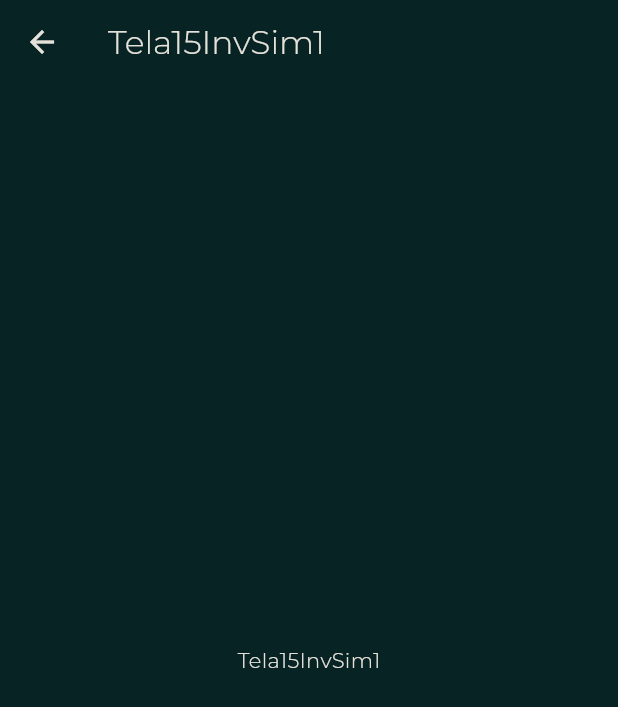
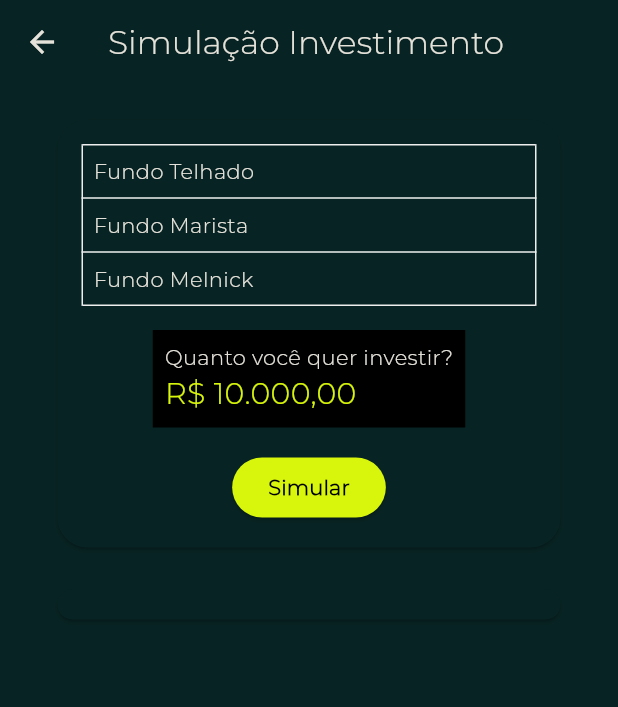
Before and after one commit to chrnotag/volters-main, a Flutter app: the Tela15InvSim1 screen opened directly, on a phone screen of 412 x 824 dp. Shown: the top 707 px of the screen. Run offline on Flutter 3.47's test engine with Material 2 defaults, Android fonts, the phone set to English and light mode, and no system bars; our stand-ins replace easy_localization, firebase_core; missing offline and left inert: firebase_ui_auth, firebase_ui_oauth_google; accounts and stored records are empty; project files that could hold a hidden picture were left out.

Commit message:
Telap 15 Card 1 Pronto

```diff
--- a/lib/screens/tela15_inv_sim1.dart
+++ b/lib/screens/tela15_inv_sim1.dart
@@ -1,5 +1,7 @@
 import 'package:flutter/material.dart';
 import 'package:provider/provider.dart';
+import 'package:volters/cards/card_simulacao.dart';
+import 'package:volters/tema.dart';
 import 'package:volters/visao_usuario.dart';
 
 class Tela15InvSim1 extends StatelessWidget {
@@ -7,12 +9,143 @@ class Tela15InvSim1 extends StatelessWidget {
 
   @override
   Widget build(BuildContext context) {
-    return Consumer<VisaoUsuario>(builder: (context, _, __)
-    {
+    return Consumer<VisaoUsuario>(builder: (context, _, __) {
       return Scaffold(
-        appBar: AppBar(title: const Text("Tela15InvSim1")),
-        body: const Center(child: Text("Tela15InvSim1")),
+        appBar: AppBar(title: const Text("Simulação Investimento")),
+        body: Center(
+          child: Column(
+            children: [
+              Padding(
+                padding: const EdgeInsets.symmetric(vertical: 20),
+                child: Container(
+                  width: MediaQuery.of(context).size.width / 1.2,
+                  child: CardFundo(),
+                ),
+              ),
+              Container(
+                width: MediaQuery.of(context).size.width / 1.2,
+                child: CardSSalva(),
+              )
+            ],
+          ),
+        ),
       );
     });
   }
 }
+
+class CardFundo extends StatefulWidget {
+  const CardFundo({Key? key}) : super(key: key);
+
+  @override
+  _CardFundoState createState() => _CardFundoState();
+}
+
+class _CardFundoState extends State<CardFundo> {
+  @override
+  Widget build(BuildContext context) {
+    return Card(
+      child: Padding(
+        padding: const EdgeInsets.all(16),
+        child: Column(
+          children: [
+            Table(
+              children: [
+                TableRow(
+                  children: [
+                    Padding(
+                      padding: const EdgeInsets.all(8.0),
+                      child: TableRowInkWell(
+                        child: Text('Fundo Telhado'),
+                        onTap: () {},
+                      ),
+                    ),
+                  ],
+                ),
+                TableRow(children: [
+                  Padding(
+                    padding: const EdgeInsets.all(8.0),
+                    child: TableRowInkWell(
+                      child: Text('Fundo Marista'),
+                      onTap: () {},
+                    ),
+                  ),
+                ]),
+                TableRow(children: [
+                  Padding(
+                    padding: const EdgeInsets.all(8.0),
+                    child: TableRowInkWell(
+                      child: Text('Fundo Melnick'),
+                      onTap: () {},
+                    ),
+                  ),
+                ])
+              ],
+              border: TableBorder(
+                  top: BorderSide(color: Colors.grey.shade200, width: 1),
+                  left: BorderSide(color: Colors.grey.shade200, width: 1),
+                  right: BorderSide(color: Colors.grey.shade200, width: 1),
+                  bottom: BorderSide(color: Colors.grey.shade200, width: 1),
+                  horizontalInside:
+                      BorderSide(width: 1, color: Colors.grey.shade200)),
+            ),
+            Padding(
+              padding: EdgeInsets.symmetric(vertical: 16),
+              child: Container(
+                color: Colors.black,
+                child: Padding(
+                  padding: const EdgeInsets.all(8.0),
+                  child: Expanded(
+                    child: Column(
+                      crossAxisAlignment: CrossAxisAlignment.start,
+                      children: [
+                        Text('Quanto você quer investir?'),
+                        Text(
+                          'R\$ 10.000,00',
+                          style: TextStyle(
+                              fontSize: 20, color: TemaVolters.cores.primary),
+                        ),
+                      ],
+                    ),
+                  ),
+                ),
+              ),
+            ),
+            ElevatedButton(
+              onPressed: () {},
+              child: Text(
+                'Simular',
+                style: TextStyle(color: Colors.black),
+              ),
+              style: ElevatedButton.styleFrom(
+                  backgroundColor: TemaVolters.cores.primary),
+            ),
+          ],
+        ),
+      ),
+    );
+  }
+}
+
+class CardSSalva extends StatefulWidget {
+  const CardSSalva({Key? key}) : super(key: key);
+
+  @override
+  _CardSSalvaState createState() => _CardSSalvaState();
+}
+
+class _CardSSalvaState extends State<CardSSalva> {
+  @override
+  Widget build(BuildContext context) {
+    return Card(
+      child: Padding(
+        padding: EdgeInsets.all(10),
+        child: Column(
+          children: [
+
+          ],
+        ),
+      ),
+    );
+  }
+}
```
